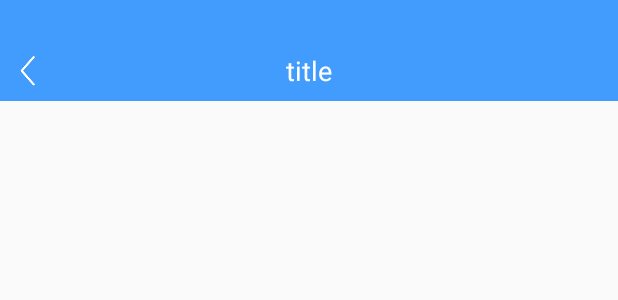
After one commit to JulianHwang/MyFirstApp, an Android app: the layout common_title.xml on its own in the app's theme, with its tools: preview values and no code run, on a phone screen of 412 x 824 dp. The commit adds this screen. Shown: the top 300 px of the screen. Run offline under Robolectric (Android 15) with nearby library versions, the phone set to English and light mode, and no system bars.

Commit message:
day19-标题栏的设置

```diff
--- a/app/src/main/java/com/julian/myfirstapp/TestActivity.java
+++ b/app/src/main/java/com/julian/myfirstapp/TestActivity.java
@@ -3,6 +3,10 @@ package com.julian.myfirstapp;
 import androidx.appcompat.app.AppCompatActivity;
 
 import android.os.Bundle;
+import android.view.View;
+import android.widget.TextView;
+
+import com.blankj.utilcode.util.BarUtils;
 
 public class TestActivity extends AppCompatActivity {
 
@@ -10,5 +14,10 @@ public class TestActivity extends AppCompatActivity {
     protected void onCreate(Bundle savedInstanceState) {
         super.onCreate(savedInstanceState);
         setContentView(R.layout.activity_test);
+        BarUtils.transparentStatusBar(this);
+        View statusBarView = findViewById(R.id.statusBarView);
+        statusBarView.getLayoutParams().height = BarUtils.getStatusBarHeight();
+        findViewById(R.id.iv_back).setOnClickListener(v -> {finish();});
+        ((TextView)findViewById(R.id.tv_title)).setText("村红特产");
     }
 }
--- a/app/src/main/res/layout/activity_test.xml
+++ b/app/src/main/res/layout/activity_test.xml
@@ -5,7 +5,10 @@
     android:layout_width="match_parent"
     android:layout_height="match_parent"
     android:orientation="vertical"
+    android:fitsSystemWindows="false"
     tools:context=".TestActivity">
+
+   <include layout="@layout/common_title"/>
 
     <RelativeLayout
         android:layout_width="match_parent"
--- /dev/null
+++ b/app/src/main/res/layout/common_title.xml
@@ -0,0 +1,45 @@
+<?xml version="1.0" encoding="utf-8"?>
+<LinearLayout xmlns:android="http://schemas.android.com/apk/res/android"
+    android:orientation="vertical"
+    android:layout_width="match_parent"
+    android:layout_height="wrap_content">
+
+    <LinearLayout
+        android:layout_width="match_parent"
+        android:layout_height="wrap_content"
+        android:orientation="vertical">
+        <View
+            android:id="@+id/statusBarView"
+            android:layout_width="match_parent"
+            android:layout_height="27dp"
+            android:background="@color/blue42"/>
+
+        <RelativeLayout
+            android:layout_width="match_parent"
+            android:layout_height="40dp"
+            android:background="@color/blue42">
+
+            <ImageButton
+                android:id="@+id/iv_back"
+                android:layout_width="wrap_content"
+                android:layout_height="match_parent"
+                android:padding="@dimen/dp_10"
+                android:src="@mipmap/back"
+                android:background="@null"/>
+
+            <TextView
+                android:id="@+id/tv_title"
+                android:layout_width="wrap_content"
+                android:layout_height="wrap_content"
+                android:layout_centerInParent="true"
+                android:text="title"
+                android:textColor="@color/white"
+                android:textSize="18sp"/>
+
+
+        </RelativeLayout>
+
+
+    </LinearLayout>
+
+</LinearLayout>
```
Also changed, not shown: app/src/main/res/mipmap-xxhdpi/back.png (added).
